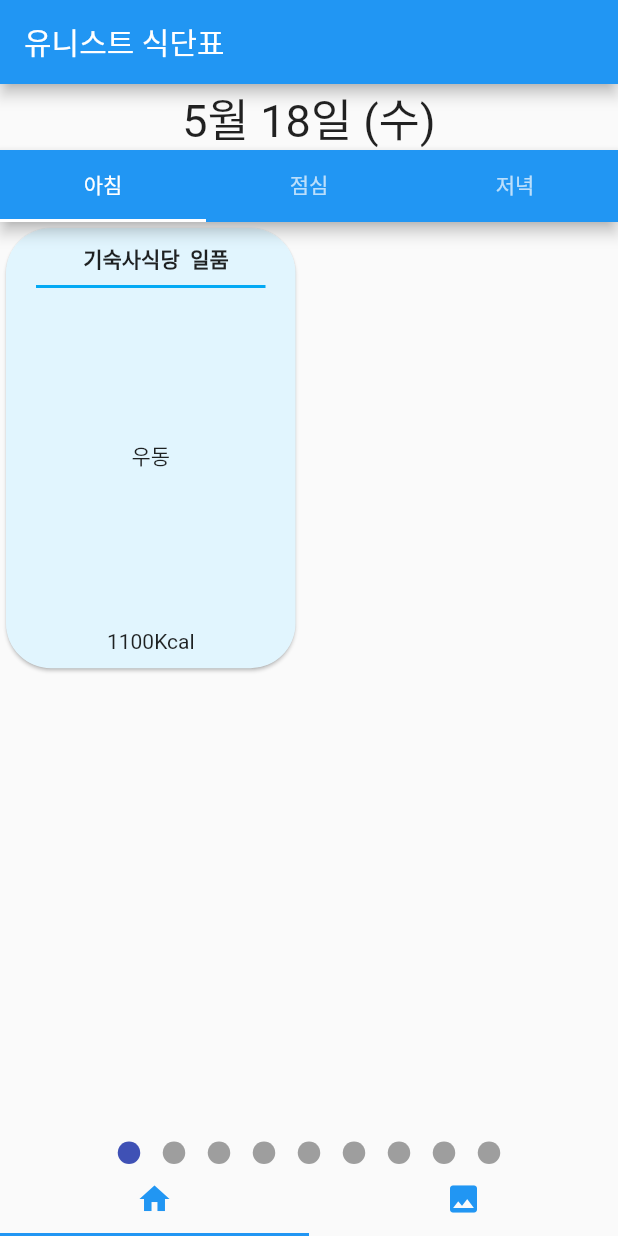
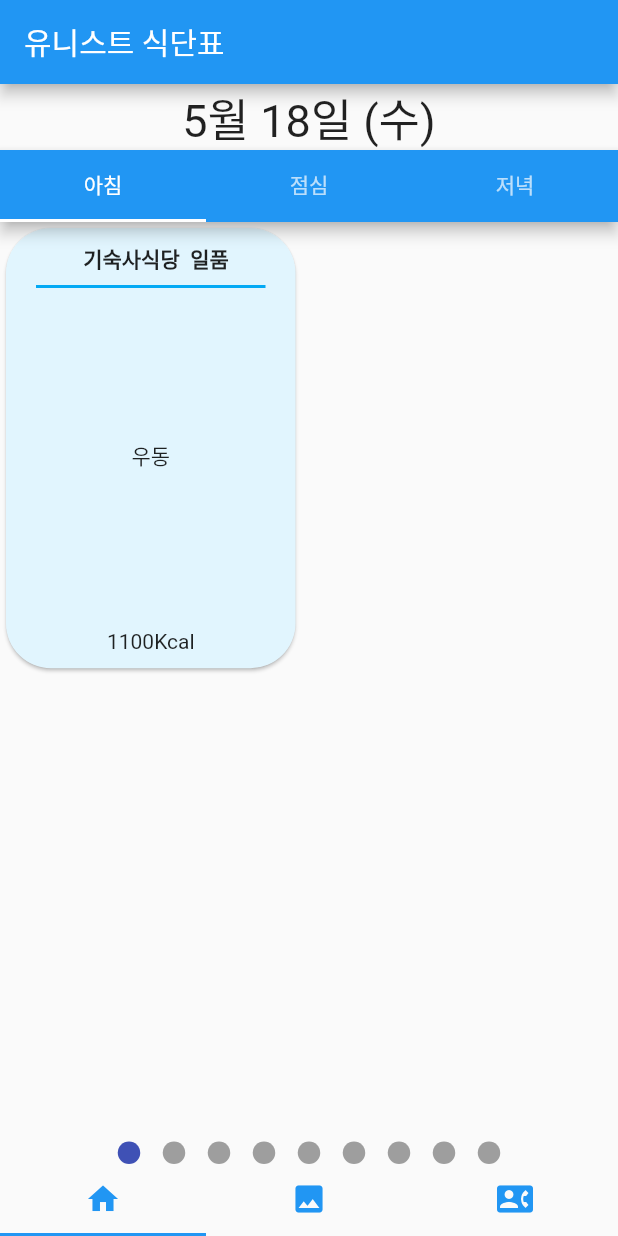
Before and after one commit to mad-unist/UNISTMEAL, a Flutter app: the screen it shows after launch, on a phone screen of 412 x 824 dp. Run offline on Flutter 3.47's test engine with Material 2 defaults, Android fonts, the phone set to English and light mode, and no system bars; drawn by our look-alikes of smooth_page_indicator; our stand-ins replace flutter_slidable, photo_view, sqflite; missing offline and left inert: flutter_phone_direct_caller; accounts and stored records are empty; network calls fail.

Commit message:
세번째 초안

```diff
--- a/lib/main.dart
+++ b/lib/main.dart
@@ -2,12 +2,14 @@ import 'dart:io';
 
 import 'package:flutter/material.dart';
 import 'package:unistapp/meal.dart';
+import 'package:unistapp/restaurant.dart';
 import 'package:unistapp/sub/firstPage.dart';
 import 'package:http/http.dart' as http;
 import 'dart:convert';
 import 'dart:async';
 
 import 'package:unistapp/sub/secondPage.dart';
+import 'package:unistapp/sub/thirdPage.dart';
 
 void main() {
   runApp(const MyApp());
@@ -58,10 +60,11 @@ class MyHomePage extends StatefulWidget {
 class _MyHomePageState extends State<MyHomePage> with SingleTickerProviderStateMixin{
   TabController? controller;
   List<Meal> mealList = List.empty(growable: true);
+  List<Restaurant> restList = List.empty(growable: true);
   @override
   void initState() {
     super.initState();
-    controller = TabController(length: 2, vsync: this);
+    controller = TabController(length: 3, vsync: this);
     Future<String> fetchPost() async {
       final response = await http.get(Uri.parse('https://unist-meal-backend.herokuapp.com/menu/v1/menus?format=json'));
       print(response.body);
@@ -88,6 +91,8 @@ class _MyHomePageState extends State<MyHomePage> with SingleTickerProviderStateM
     mealList.add(Meal(place: "기숙사식당", type: "할랄", time: "점심", content: "샐러드", month: 5, day: 18, calorie: 1100));
     mealList.add(Meal(place: "학생식당", type: "한식", time: "저녁", content: "돈까스", month: 5, day: 18, calorie: 1100));
     mealList.add(Meal(place: "교직원식당", type: "", time: "저녁", content: "스테이크", month: 5, day: 18, calorie: 1100));
+    restList.add(Restaurant(name: "할매집", place: "유니스트", type: "홀", content: "묵은지 통삼겹", phone: "01012345678"));
+    restList.add(Restaurant(name: "탕수육코리아", place: "구영리", type: "배달", content: "치즈 탕수육", phone: "01011112222"));
   }
 
   @override
@@ -95,14 +100,14 @@ class _MyHomePageState extends State<MyHomePage> with SingleTickerProviderStateM
     return Scaffold(
         body: TabBarView(
           physics: NeverScrollableScrollPhysics(),
-          children: <Widget>[MealApp(list:mealList), MealPhotoApp()],
+          children: <Widget>[MealApp(list:mealList), MealPhotoApp(), RecommendationApp(list:restList)],
           controller: controller,
         ),
         bottomNavigationBar: TabBar(
           tabs: <Tab>[
             Tab(icon: Icon(Icons.home, color: Colors.blue),) ,
             Tab(icon: Icon(Icons.image, color: Colors.blue),),
-            //Tab(icon: Icon(Icons.search, color: Colors.blue),),
+            Tab(icon: Icon(Icons.contact_phone, color: Colors.blue),),
             //Tab(icon: Icon(Icons.restaurant_menu, color: Colors.blue),)
           ], controller: controller,
         )
--- /dev/null
+++ b/lib/restaurant.dart
@@ -0,0 +1,27 @@
+class Restaurant{
+  String? name;
+  String? place;
+  String? type;
+  String? content;
+  String? phone;
+  int? id;
+
+  Restaurant({this.name, this.place, this.type, this.content, this.phone, this.id});
+
+  Map<String, dynamic> toMap() {
+    return {
+      'id':id,
+      'place': place,
+      'type': type,
+      'content': content,
+    };
+  }
+  factory Restaurant.fromJson(Map<String, dynamic> json) {
+    return Restaurant(
+        id: json['id'],
+        place: json['place'],
+        type: json['type'],
+    );
+  }
+
+}
--- a/lib/sub/firstPage.dart
+++ b/lib/sub/firstPage.dart
@@ -128,7 +128,7 @@ class _MealAppState extends State<MealApp> with SingleTickerProviderStateMixin{
                       alignment: Alignment.topCenter,
                       child: Column(
                         children: [
-                          Text('  ${glist?[position].place!}  ${glist?[position].type!}', textAlign: TextAlign.start, style: TextStyle(fontWeight: FontWeight.bold),),
+                          Text('  ${glist?[position].place}  ${glist?[position].type}', textAlign: TextAlign.start, style: TextStyle(fontWeight: FontWeight.bold),),
                           Divider(
                             thickness: 2,
                             indent: 20,
@@ -143,7 +143,7 @@ class _MealAppState extends State<MealApp> with SingleTickerProviderStateMixin{
                   Container(
                     child: Align(
                       alignment: Alignment.center,
-                      child: Text((glist?[position].content!)!, textAlign: TextAlign.center, style: TextStyle(height: 2,),),
+                      child: Text((glist?[position].content)!, textAlign: TextAlign.center, style: TextStyle(height: 2,),),
                     ),
                     padding: EdgeInsets.only(top: 5,),
                   ),
--- a/pubspec.yaml
+++ b/pubspec.yaml
@@ -35,6 +35,8 @@ dependencies:
   http: ^0.13.3
   smooth_page_indicator: ^1.0.0+2
   photo_view: ^0.13.0
+  flutter_slidable: ^1.2.1
+  flutter_phone_direct_caller: ^2.1.1
 
   # The following adds the Cupertino Icons font to your application.
   # Use with the CupertinoIcons class for iOS style icons.
```
Also changed, not shown: lib/sub/thirdPage.dart (+127 -11 lines), pubspec.lock, 1 other file.
